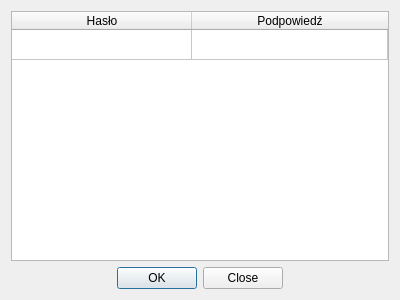
Above: formularzhasel.ui from MiszczProgramowania/KoloFortuny before the change. Below: the same form after it.
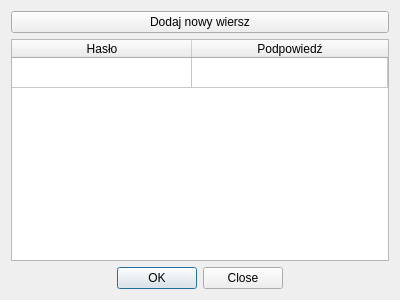
That is the form after the change.

Patch:
```diff
--- a/formularzhasel.ui
+++ b/formularzhasel.ui
@@ -14,6 +14,13 @@
    <string>Dialog</string>
   </property>
   <layout class="QVBoxLayout" name="verticalLayout">
+   <item>
+    <widget class="QPushButton" name="pushButtonNowyWiersz">
+     <property name="text">
+      <string>Dodaj nowy wiersz</string>
+     </property>
+    </widget>
+   </item>
    <item>
     <widget class="QTableWidget" name="tablicaSlow">
      <property name="frameShape">
```
Left out of the diff: 28 changed lines with no effect on the pictures. Lines whose indentation alone changed are shown as unchanged.
